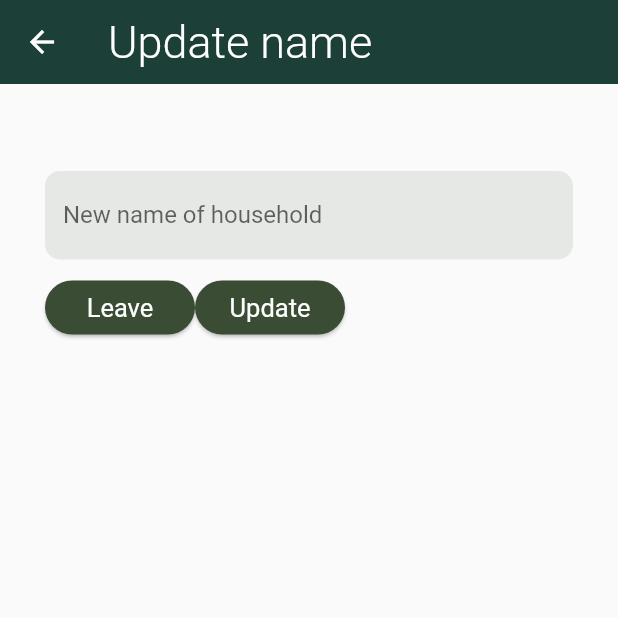
After one commit to alastairrmcneill/plant-care-archive, a Flutter app: the EditHousehold screen opened directly, on a phone screen of 412 x 824 dp, the top half of it. The commit adds this screen. Run offline on Flutter 3.47's test engine with Material 2 defaults, Android fonts, the light colour scheme and no system bars; our stand-ins replace auto_size_text, cloud_firestore, community_material_icon, firebase_auth, firebase_core, flutter_speed_dial and 3 more; accounts and stored records are empty; statements that could not run were skipped.

Commit message:
Edit, remove Households and Plants

```diff
--- a/lib/notifiers/household_notifier.dart
+++ b/lib/notifiers/household_notifier.dart
@@ -5,10 +5,12 @@ class HouseholdNotifier extends ChangeNotifier {
   List<Household>? _userHouseholds;
   Household? _currentHousehold;
   List<Plant>? _householdPlants;
+  List<AppUser>? _householdMembers;
 
   List<Household>? get userHouseholds => _userHouseholds;
   Household? get currentHousehold => _currentHousehold;
   List<Plant>? get householdPlants => _householdPlants;
+  List<AppUser>? get householdMembers => _householdMembers;
 
   set setUserHouseholds(List<Household> userHouseholds) {
     _userHouseholds = userHouseholds;
@@ -24,4 +26,9 @@ class HouseholdNotifier extends ChangeNotifier {
     _householdPlants = householdPlants;
     notifyListeners();
   }
+
+  set setHouseholdMembers(List<AppUser> householdMembers) {
+    _householdMembers = householdMembers;
+    notifyListeners();
+  }
 }
--- a/lib/screens/home/home_screen.dart
+++ b/lib/screens/home/home_screen.dart
@@ -2,7 +2,7 @@ import 'dart:math';
 import 'package:flutter/material.dart';
 import 'package:font_awesome_flutter/font_awesome_flutter.dart';
 import 'package:plant_care/notifiers/notifiers.dart';
-import 'package:plant_care/screens/home/add_household_screen.dart';
+import 'package:plant_care/screens/households/add_household_screen.dart';
 import 'package:plant_care/screens/screens.dart';
 import 'package:plant_care/services/services.dart';
 import 'package:plant_care/widgets/widgets.dart';
--- /dev/null
+++ b/lib/screens/households/edit_household.dart
@@ -0,0 +1,77 @@
+import 'package:flutter/material.dart';
+import 'package:plant_care/notifiers/notifiers.dart';
+import 'package:plant_care/widgets/widgets.dart';
+import 'package:plant_care/services/services.dart';
+import 'package:provider/provider.dart';
+
+class EditHousehold extends StatefulWidget {
+  const EditHousehold({Key? key}) : super(key: key);
+
+  @override
+  State<EditHousehold> createState() => _EditHouseholdState();
+}
+
+class _EditHouseholdState extends State<EditHousehold> {
+  TextEditingController _nameController = TextEditingController();
+
+  @override
+  void initState() {
+    super.initState();
+    HouseholdNotifier householdNotifier = Provider.of<HouseholdNotifier>(context, listen: false);
+    _nameController.text = householdNotifier.currentHousehold!.name;
+  }
+
+  @override
+  Widget build(BuildContext context) {
+    HouseholdNotifier householdNotifier = Provider.of<HouseholdNotifier>(context);
+    UserNotifier userNotifier = Provider.of<UserNotifier>(context);
+    PlantNotifier plantNotifier = Provider.of<PlantNotifier>(context);
+
+    return Scaffold(
+      appBar: AppBar(
+        title: Text('Update name'),
+        centerTitle: false,
+      ),
+      body: Padding(
+        padding: const EdgeInsets.symmetric(horizontal: 30),
+        child: Column(
+          mainAxisAlignment: MainAxisAlignment.start,
+          crossAxisAlignment: CrossAxisAlignment.center,
+          children: [
+            const SizedBox(height: 50),
+            TextInputWidget(
+              labelText: 'New name of household',
+              isPassword: false,
+              controller: _nameController,
+            ),
+            Row(
+              children: [
+                Container(
+                  width: 100,
+                  child: ElevatedButton(
+                    onPressed: () async {
+                      leaveHousehold(userNotifier, householdNotifier, plantNotifier);
+                      Navigator.pop(context);
+                      Navigator.pop(context);
+                    },
+                    child: const Text('Leave'),
+                  ),
+                ),
+                Container(
+                  width: 100,
+                  child: ElevatedButton(
+                    onPressed: () async {
+                      await updateHousehold(userNotifier, householdNotifier, _nameController.text.trim());
+                      Navigator.pop(context);
+                    },
+                    child: const Text('Update'),
+                  ),
+                ),
+              ],
+            ),
+          ],
+        ),
+      ),
+    );
+  }
+}
--- a/lib/screens/home/plant_detail.dart
+++ b/lib/screens/plants/plant_detail.dart
@@ -1,6 +1,7 @@
 import 'package:auto_size_text/auto_size_text.dart';
 import 'package:flutter/material.dart';
 import 'package:plant_care/notifiers/notifiers.dart';
+import 'package:plant_care/screens/plants/edit_plant.dart';
 import 'package:plant_care/services/plant_service.dart';
 import 'package:provider/provider.dart';
 
@@ -52,9 +53,7 @@ class _PlantDetailState extends State<PlantDetail> {
       appBar: AppBar(
         actions: [
           IconButton(
-            onPressed: () {
-              print('Edit');
-            },
+            onPressed: () => Navigator.push(context, MaterialPageRoute(builder: (_) => const EditPlant())),
             icon: const Icon(Icons.edit_outlined),
           )
         ],
--- a/lib/screens/screens.dart
+++ b/lib/screens/screens.dart
@@ -3,7 +3,7 @@ export 'auth/login_screen.dart';
 export 'auth/register_screen.dart';
 export 'auth/forgot_passowrd_screen.dart';
 export 'home/home_screen.dart';
-export 'home/plant_detail.dart';
-export 'home/add_plant_screen.dart';
+export 'plants/plant_detail.dart';
+export 'plants/add_plant_screen.dart';
 export 'settings/notification_settings_screen.dart';
 export 'settings/account_settings_screen.dart';
--- a/lib/services/household_service.dart
+++ b/lib/services/household_service.dart
@@ -42,6 +42,36 @@ Future<String> addHousehold(UserNotifier userNotifier, HouseholdNotifier househo
   return household.name;
 }
 
+updateHousehold(UserNotifier userNotifier, HouseholdNotifier householdNotifier, String name) async {
+  Household newHousehold = householdNotifier.currentHousehold!.copy(name: name);
+  HouseholdDatabaseService.updateHousehold(householdNotifier, newHousehold);
+  householdNotifier.setCurrentHousehold = newHousehold;
+}
+
+leaveHousehold(UserNotifier userNotifier, HouseholdNotifier householdNotifier, PlantNotifier plantNotifier) async {
+  AppUser appUser = userNotifier.currentUser!;
+  Household household = householdNotifier.currentHousehold!;
+
+// Remove member from household
+  household.members.remove(appUser.uid);
+
+// Update member count
+  household.memberCount -= 1;
+
+  // Update household
+  HouseholdDatabaseService.updateHousehold(householdNotifier, household);
+
+// remove household from AppUser
+  appUser.households.remove(household.uid);
+
+  UserDatabaseService.updateUser(userNotifier, appUser);
+
+  HouseholdDatabaseService.getCurrentUserHouseholds(householdNotifier);
+
+  PlantDatabaseService.getAllNotWateringTodayPlants(plantNotifier);
+  PlantDatabaseService.getTodaysWateringPlants(plantNotifier);
+}
+
 String randomString(int length) {
   const ch = 'AaBbCcDdEeFfGgHhIiJjKkLlMmNnOoPpQqRrSsTtUuVvWwXxYyZz';
   Random r = Random();
--- a/lib/widgets/dialog_box_widget.dart
+++ b/lib/widgets/dialog_box_widget.dart
@@ -1,5 +1,5 @@
 import 'package:flutter/material.dart';
-import 'package:plant_care/screens/home/add_plant_screen.dart';
+import 'package:plant_care/screens/plants/add_plant_screen.dart';
 
 // 1 button Dialog
 showAlertDialog(BuildContext context) {
```
Also changed, not shown: lib/screens/auth/register_screen.dart (+6 -6 lines), lib/screens/households/household_detail_screen.dart (+33 -7 lines), lib/screens/plants/edit_plant.dart (added, +235 -0 lines), lib/services/auth_service.dart (+0 -8 lines), lib/services/database_service.dart (+38 -1 lines), lib/services/plant_service.dart (+30 -0 lines), lib/screens/households/add_household_screen.dart (renamed from lib/screens/home/add_household_screen.dart), lib/screens/plants/add_plant_screen.dart (renamed from lib/screens/home/add_plant_screen.dart).
